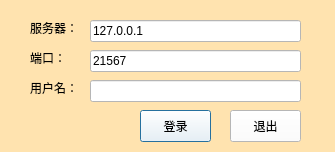
Old version of the form ui/login.ui in the repository wufulin/PyGomoku.
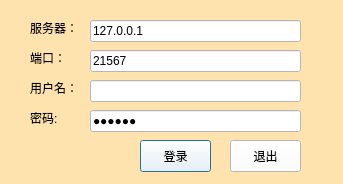
New version of the form.

What changed in the file:
```diff
--- a/ui/login.ui
+++ b/ui/login.ui
@@ -6,8 +6,8 @@
    <rect>
     <x>0</x>
     <y>0</y>
-    <width>335</width>
-    <height>152</height>
+    <width>343</width>
+    <height>184</height>
    </rect>
   </property>
   <property name="windowTitle">
@@ -104,7 +104,7 @@
    <property name="geometry">
     <rect>
      <x>140</x>
-     <y>110</y>
+     <y>140</y>
      <width>71</width>
      <height>32</height>
     </rect>
@@ -120,7 +120,7 @@
    <property name="geometry">
     <rect>
      <x>230</x>
-     <y>110</y>
+     <y>140</y>
      <width>71</width>
      <height>32</height>
     </rect>
@@ -132,6 +132,38 @@
     <string>退出</string>
    </property>
   </widget>
+  <widget class="QLineEdit" name="lineEditPassword">
+   <property name="geometry">
+    <rect>
+     <x>90</x>
+     <y>110</y>
+     <width>211</width>
+     <height>22</height>
+    </rect>
+   </property>
+   <property name="styleSheet">
+    <string notr="true">background-color: rgb(255, 255, 255);</string>
+   </property>
+   <property name="text">
+    <string>123456</string>
+   </property>
+   <property name="echoMode">
+    <enum>QLineEdit::Password</enum>
+   </property>
+  </widget>
+  <widget class="QLabel" name="label_4">
+   <property name="geometry">
+    <rect>
+     <x>30</x>
+     <y>110</y>
+     <width>51</width>
+     <height>16</height>
+    </rect>
+   </property>
+   <property name="text">
+    <string>密码:</string>
+   </property>
+  </widget>
  </widget>
  <resources/>
  <connections/>
```
